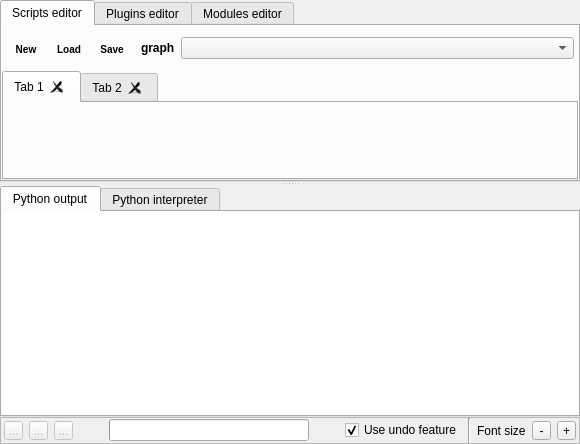
Tulip-Dev/tulip, file library/tulip-python/designer/PythonIDE.ui: the form before one commit.
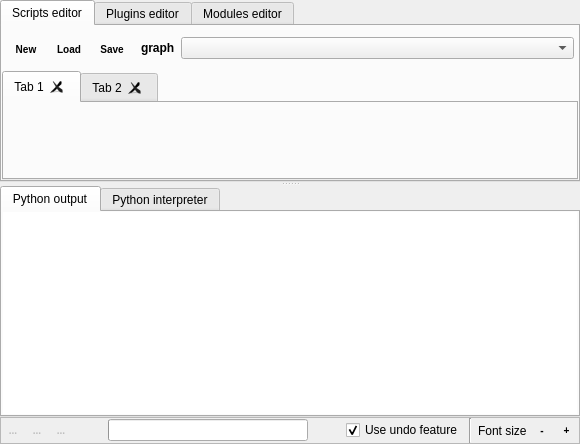
The form after the commit. Icons and pictures are not drawn. Custom widgets are drawn as their Qt base class.

What changed in the file:
```diff
--- a/library/tulip-python/designer/PythonIDE.ui
+++ b/library/tulip-python/designer/PythonIDE.ui
@@ -2,6 +2,26 @@
 <ui version="4.0">
  <class>PythonIDE</class>
  <widget class="QFrame" name="PythonIDE">
+  <property name="styleSheet">
+   <string notr="true">
+QToolButton {
+border-image:none;
+border-top: 1px;
+border-bottom: 1px;
+border-left: 0px;
+border-right: 0px;
+font: bold 10px;
+}
+
+QToolButton:hover {
+border: 1px solid #A0A0A0;
+}
+
+QToolButton:pressed {
+background-color: #A0A0A0;
+}
+   </string>
+  </property>
   <property name="geometry">
    <rect>
     <x>0</x>
@@ -1014,10 +1034,6 @@
           </item>
           <item>
            <widget class="QToolButton" name="decreaseFontSizeButton_2">
-	    <property name="styleSheet">
-	     <string notr="true">QToolButton { color: black; }
-             </string>
-	    </property>
             <property name="maximumSize">
              <size>
               <width>19</width>
@@ -1034,10 +1050,6 @@
           </item>
           <item>
            <widget class="QToolButton" name="increaseFontSizeButton_2">
-	    <property name="styleSheet">
-	     <string notr="true">QToolButton { color: black; }
-             </string>
-	    </property>
             <property name="maximumSize">
              <size>
               <width>19</width>
```
Left out of the diff: 38 changed lines with no effect on the pictures.
